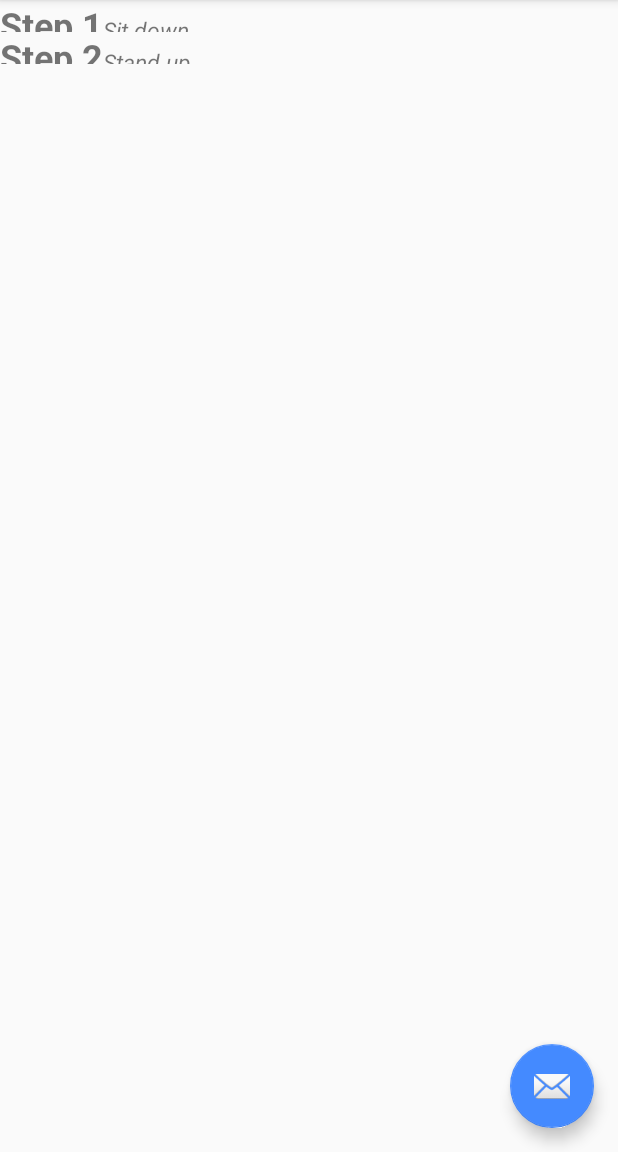
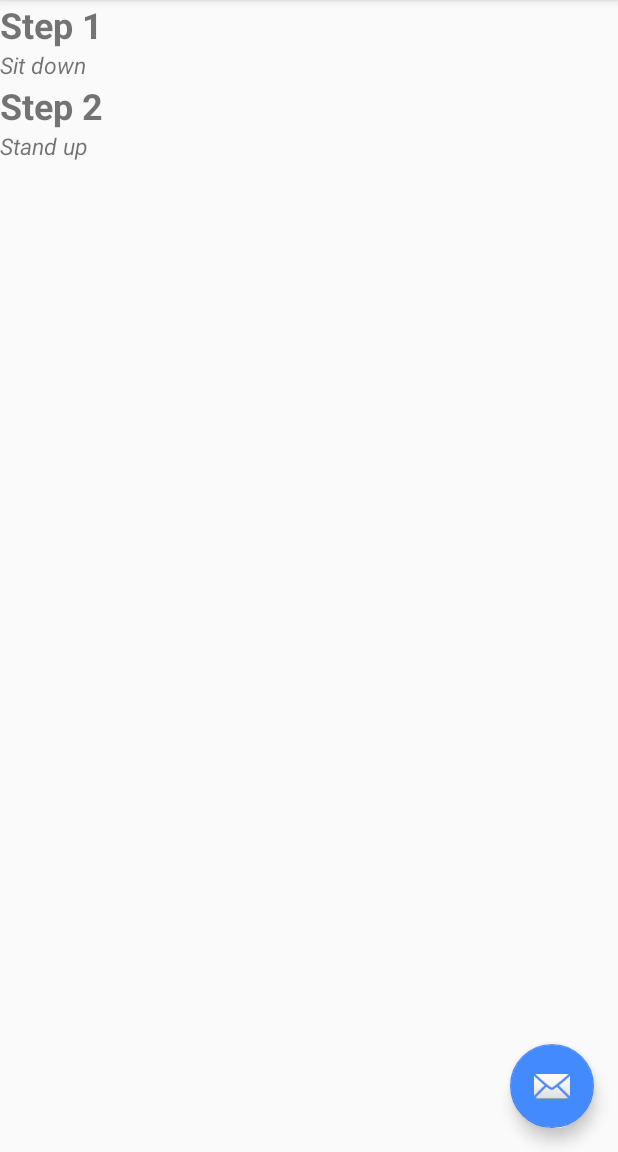
Before and after one commit to StefanoIaconetti/PersonalFitness-App, an Android app: the screen it shows after launch (MainActivity), in the side drawer, after a tap on "Workouts", on a phone screen of 412 x 824 dp, the part 84-1236 px from its top. Run offline under Robolectric (Android 15) with nearby library versions, the phone set to English and light mode, and no system bars.

Commit message:
Changed the weight of the textviews in recycler_row.xml to 1

```diff
--- a/app/src/main/res/layout/recycler_row.xml
+++ b/app/src/main/res/layout/recycler_row.xml
@@ -1,20 +1,23 @@
 <?xml version="1.0" encoding="utf-8"?>
-<LinearLayout
-    xmlns:android="http://schemas.android.com/apk/res/android" android:layout_width="match_parent"
-    android:layout_height="match_parent">
+<LinearLayout xmlns:android="http://schemas.android.com/apk/res/android"
+    android:layout_width="match_parent"
+    android:layout_height="match_parent"
+    android:orientation="vertical">
 
     <TextView
         android:id="@+id/step"
         android:layout_width="match_parent"
-        android:layout_height="match_parent"
-         android:text="TextView"
-         android:textSize="24sp"
-         android:textStyle="bold" />
+        android:layout_height="wrap_content"
+        android:layout_weight="1"
+        android:text="TextView"
+        android:textSize="24sp"
+        android:textStyle="bold" />
 
     <TextView
         android:id="@+id/description"
         android:layout_width="match_parent"
         android:layout_height="wrap_content"
+        android:layout_weight="1"
         android:text="TextView"
         android:textSize="15sp"
         android:textStyle="italic" />
```
